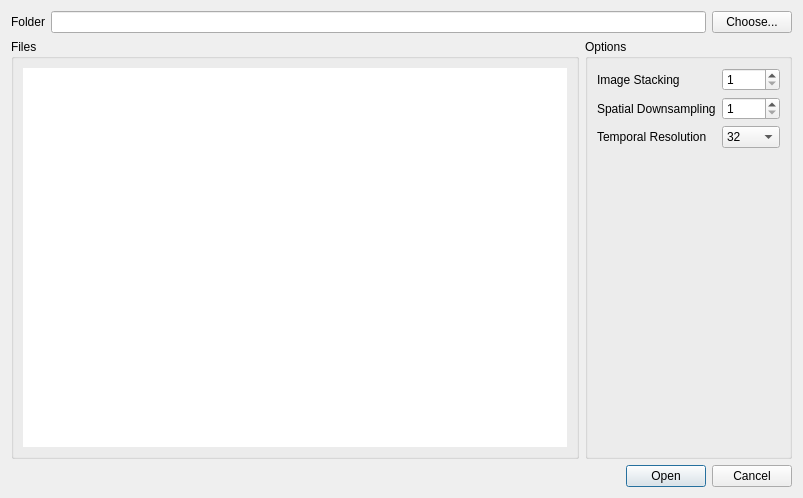
Qt form FLIMfitLibrary/FLIMfitQT/ImporterWidget.ui (flimfit/FLIMfit) before a commit.
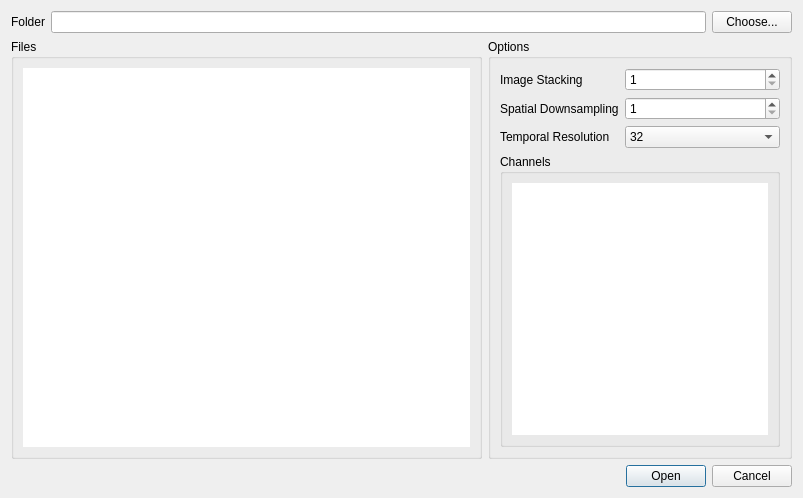
The same form after that commit.

The edit to the form file:
```diff
--- a/FLIMfitLibrary/FLIMfitQT/ImporterWidget.ui
+++ b/FLIMfitLibrary/FLIMfitQT/ImporterWidget.ui
@@ -46,7 +46,7 @@
     </layout>
    </item>
    <item>
-    <layout class="QHBoxLayout" name="horizontalLayout">
+    <layout class="QHBoxLayout" name="horizontalLayout" stretch="1,0">
      <item>
       <widget class="QGroupBox" name="groupBox_2">
        <property name="title">
@@ -54,7 +54,7 @@
        </property>
        <layout class="QVBoxLayout" name="verticalLayout_3">
         <item>
-         <widget class="QListView" name="files_list">
+         <widget class="QListWidget" name="files_list">
           <property name="autoFillBackground">
            <bool>false</bool>
           </property>
@@ -167,6 +167,22 @@
           </item>
          </layout>
         </item>
+        <item>
+         <widget class="QGroupBox" name="groupBox_3">
+          <property name="title">
+           <string>Channels</string>
+          </property>
+          <layout class="QVBoxLayout" name="verticalLayout_4">
+           <item>
+            <widget class="QListWidget" name="channel_list">
+             <property name="frameShape">
+              <enum>QFrame::NoFrame</enum>
+             </property>
+            </widget>
+           </item>
+          </layout>
+         </widget>
+        </item>
        </layout>
       </widget>
      </item>
```
Left out of the diff: 30 changed lines with no effect on the pictures.
